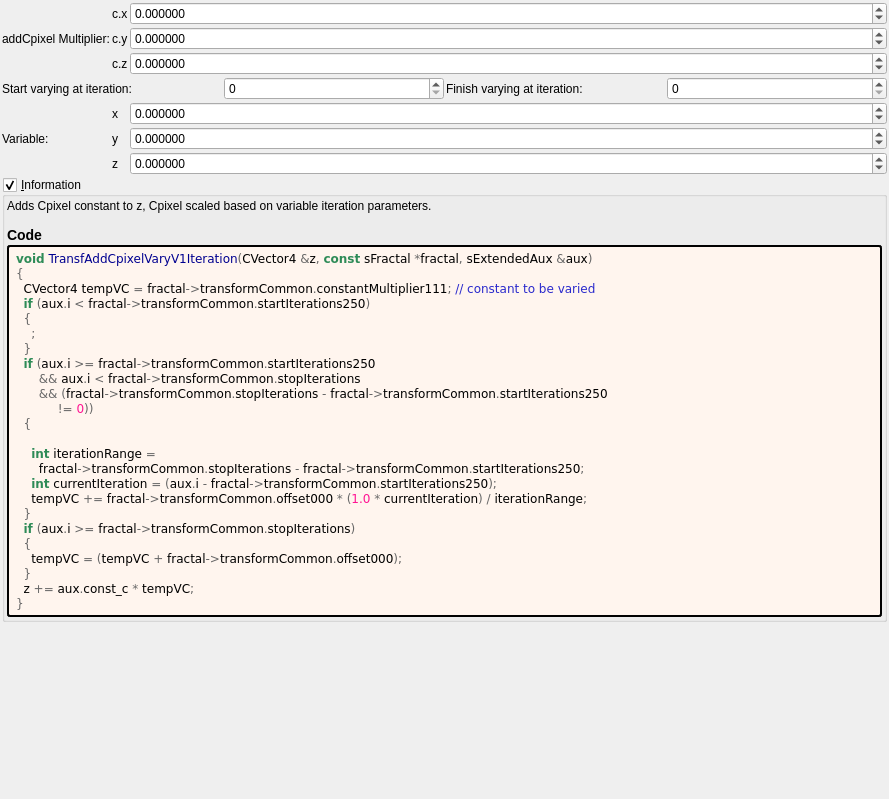
buddhi1980/mandelbulber2, file mandelbulber2/formula/ui/transf_add_cpixel_vary_v1.ui: the form before one commit.
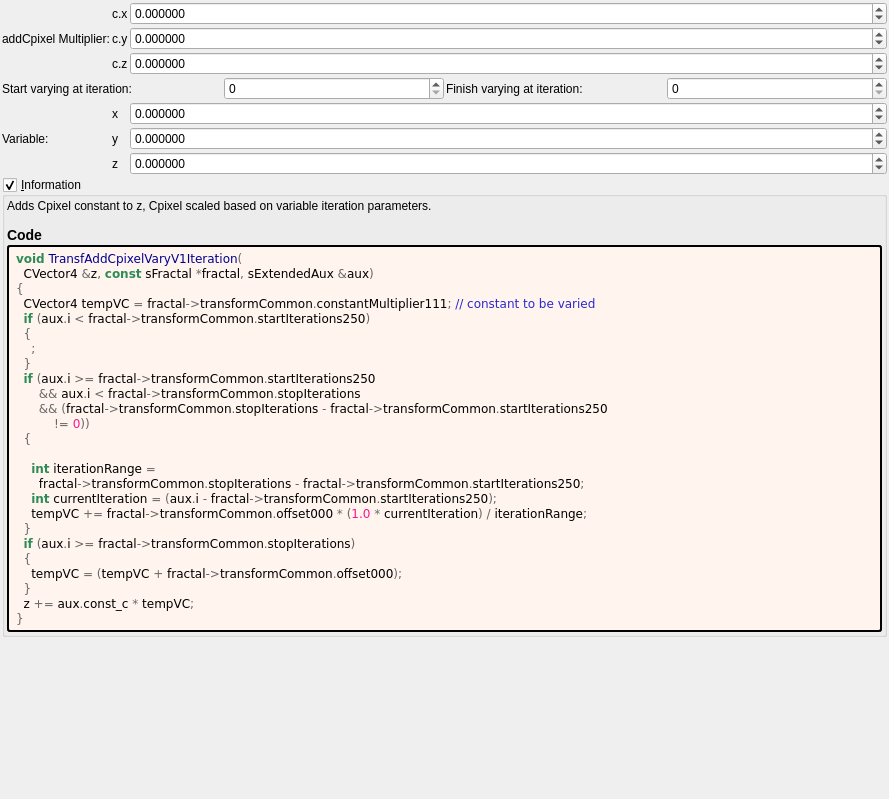
The form after the commit. Custom widgets are drawn as their Qt base class.

Patch:
```diff
--- a/mandelbulber2/formula/ui/transf_add_cpixel_vary_v1.ui
+++ b/mandelbulber2/formula/ui/transf_add_cpixel_vary_v1.ui
@@ -365,7 +365,8 @@
         </property>
         <property name="text">
          <string notr="true">&lt;body style=&quot;background-color:#fff5ee&quot;&gt;
-&lt;pre style=&quot;color:#000000; background-color:#fff5ee;  font-family:'Courier New',monospace;&quot;&gt;&lt;span style=&quot;color:#2e8b57; font-weight:bold&quot;&gt;void&lt;/span&gt; &lt;span style=&quot;color:#00008f&quot;&gt;TransfAddCpixelVaryV1Iteration&lt;/span&gt;&lt;span style=&quot;color:#676767&quot;&gt;(&lt;/span&gt;CVector4 &lt;span style=&quot;color:#676767&quot;&gt;&amp;amp;&lt;/span&gt;z&lt;span style=&quot;color:#676767&quot;&gt;,&lt;/span&gt; &lt;span style=&quot;color:#2e8b57; font-weight:bold&quot;&gt;const&lt;/span&gt; sFractal &lt;span style=&quot;color:#676767&quot;&gt;*&lt;/span&gt;fractal&lt;span style=&quot;color:#676767&quot;&gt;,&lt;/span&gt; sExtendedAux &lt;span style=&quot;color:#676767&quot;&gt;&amp;amp;&lt;/span&gt;aux&lt;span style=&quot;color:#676767&quot;&gt;)&lt;/span&gt;
+&lt;pre style=&quot;color:#000000; background-color:#fff5ee;  font-family:'Courier New',monospace;&quot;&gt;&lt;span style=&quot;color:#2e8b57; font-weight:bold&quot;&gt;void&lt;/span&gt; &lt;span style=&quot;color:#00008f&quot;&gt;TransfAddCpixelVaryV1Iteration&lt;/span&gt;&lt;span style=&quot;color:#676767&quot;&gt;(&lt;/span&gt;
+  CVector4 &lt;span style=&quot;color:#676767&quot;&gt;&amp;amp;&lt;/span&gt;z&lt;span style=&quot;color:#676767&quot;&gt;,&lt;/span&gt; &lt;span style=&quot;color:#2e8b57; font-weight:bold&quot;&gt;const&lt;/span&gt; sFractal &lt;span style=&quot;color:#676767&quot;&gt;*&lt;/span&gt;fractal&lt;span style=&quot;color:#676767&quot;&gt;,&lt;/span&gt; sExtendedAux &lt;span style=&quot;color:#676767&quot;&gt;&amp;amp;&lt;/span&gt;aux&lt;span style=&quot;color:#676767&quot;&gt;)&lt;/span&gt;
 &lt;span style=&quot;color:#676767&quot;&gt;{&lt;/span&gt;
   CVector4 tempVC &lt;span style=&quot;color:#676767&quot;&gt;=&lt;/span&gt; fractal&lt;span style=&quot;color:#676767&quot;&gt;-&amp;gt;&lt;/span&gt;transformCommon&lt;span style=&quot;color:#676767&quot;&gt;.&lt;/span&gt;constantMultiplier111&lt;span style=&quot;color:#676767&quot;&gt;;&lt;/span&gt; &lt;span style=&quot;color:#2929cc&quot;&gt;// constant to be varied&lt;/span&gt;
   &lt;span style=&quot;color:#2e8b57; font-weight:bold&quot;&gt;if&lt;/span&gt; &lt;span style=&quot;color:#676767&quot;&gt;(&lt;/span&gt;aux&lt;span style=&quot;color:#676767&quot;&gt;.&lt;/span&gt;i &lt;span style=&quot;color:#676767&quot;&gt;&amp;lt;&lt;/span&gt; fractal&lt;span style=&quot;color:#676767&quot;&gt;-&amp;gt;&lt;/span&gt;transformCommon&lt;span style=&quot;color:#676767&quot;&gt;.&lt;/span&gt;startIterations250&lt;span style=&quot;color:#676767&quot;&gt;)&lt;/span&gt;
@@ -375,7 +376,7 @@
   &lt;span style=&quot;color:#2e8b57; font-weight:bold&quot;&gt;if&lt;/span&gt; &lt;span style=&quot;color:#676767&quot;&gt;(&lt;/span&gt;aux&lt;span style=&quot;color:#676767&quot;&gt;.&lt;/span&gt;i &lt;span style=&quot;color:#676767&quot;&gt;&amp;gt;=&lt;/span&gt; fractal&lt;span style=&quot;color:#676767&quot;&gt;-&amp;gt;&lt;/span&gt;transformCommon&lt;span style=&quot;color:#676767&quot;&gt;.&lt;/span&gt;startIterations250
       &lt;span style=&quot;color:#676767&quot;&gt;&amp;amp;&amp;amp;&lt;/span&gt; aux&lt;span style=&quot;color:#676767&quot;&gt;.&lt;/span&gt;i &lt;span style=&quot;color:#676767&quot;&gt;&amp;lt;&lt;/span&gt; fractal&lt;span style=&quot;color:#676767&quot;&gt;-&amp;gt;&lt;/span&gt;transformCommon&lt;span style=&quot;color:#676767&quot;&gt;.&lt;/span&gt;stopIterations
       &lt;span style=&quot;color:#676767&quot;&gt;&amp;amp;&amp;amp; (&lt;/span&gt;fractal&lt;span style=&quot;color:#676767&quot;&gt;-&amp;gt;&lt;/span&gt;transformCommon&lt;span style=&quot;color:#676767&quot;&gt;.&lt;/span&gt;stopIterations &lt;span style=&quot;color:#676767&quot;&gt;-&lt;/span&gt; fractal&lt;span style=&quot;color:#676767&quot;&gt;-&amp;gt;&lt;/span&gt;transformCommon&lt;span style=&quot;color:#676767&quot;&gt;.&lt;/span&gt;startIterations250
-           &lt;span style=&quot;color:#676767&quot;&gt;!=&lt;/span&gt; &lt;span style=&quot;color:#ff1493&quot;&gt;0&lt;/span&gt;&lt;span style=&quot;color:#676767&quot;&gt;))&lt;/span&gt;
+          &lt;span style=&quot;color:#676767&quot;&gt;!=&lt;/span&gt; &lt;span style=&quot;color:#ff1493&quot;&gt;0&lt;/span&gt;&lt;span style=&quot;color:#676767&quot;&gt;))&lt;/span&gt;
   &lt;span style=&quot;color:#676767&quot;&gt;{&lt;/span&gt;
 
     &lt;span style=&quot;color:#2e8b57; font-weight:bold&quot;&gt;int&lt;/span&gt; iterationRange &lt;span style=&quot;color:#676767&quot;&gt;=&lt;/span&gt;
```
